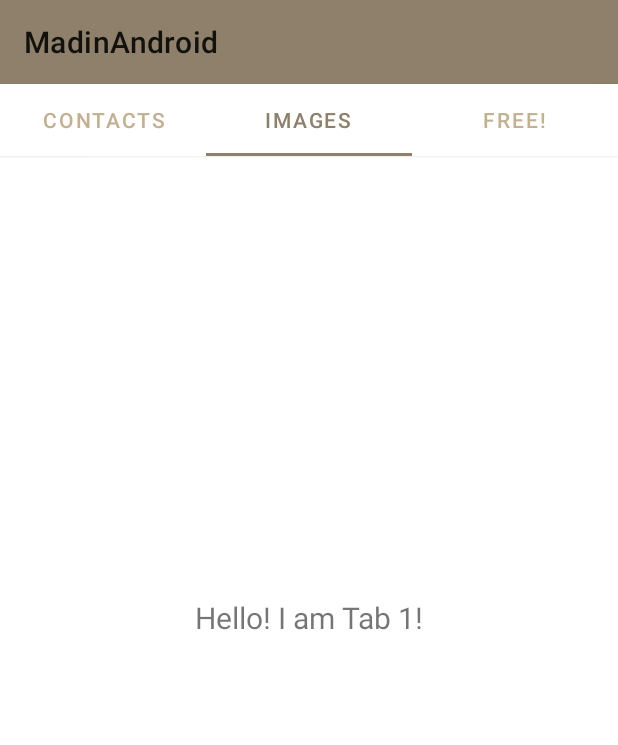
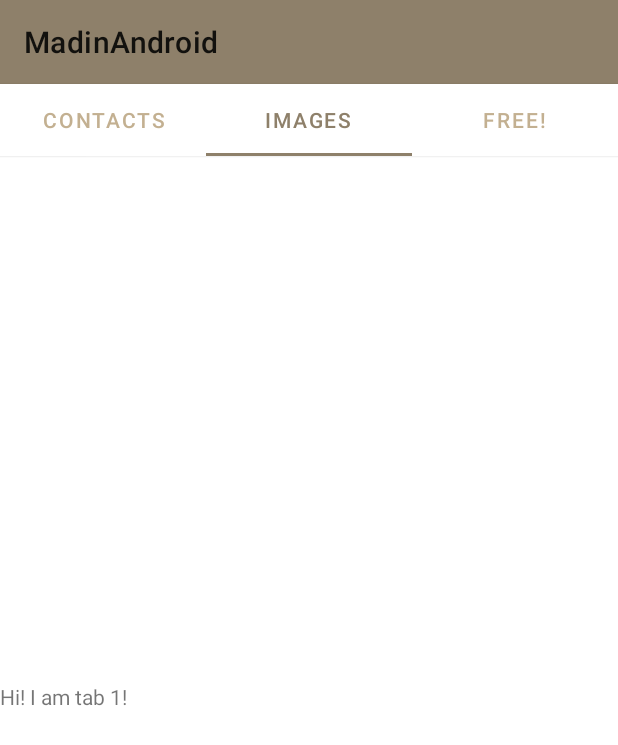
Before and after one commit to BUYA-GH/madcamp1, an Android app: the screen it shows after launch (MainActivity), tab 2 chosen, on a phone screen of 412 x 824 dp. Shown: the top 745 px of the screen. Run offline under Robolectric (Android 15) with nearby library versions, the phone set to English and light mode, and no system bars.

Commit message:
change framelayout to viewpager2

```diff
--- a/MadinAndroid/app/build.gradle
+++ b/MadinAndroid/app/build.gradle
@@ -33,6 +33,7 @@ dependencies {
     implementation 'androidx.appcompat:appcompat:1.4.0'
     implementation 'com.google.android.material:material:1.4.0'
     implementation 'androidx.constraintlayout:constraintlayout:2.1.2'
+    implementation "androidx.viewpager2:viewpager2:1.0.0"
     implementation 'com.google.android.material:material:1.4.0'
     testImplementation 'junit:junit:4.+'
     androidTestImplementation 'androidx.test.ext:junit:1.1.3'
--- a/MadinAndroid/app/src/main/java/com/example/madinandroid/Fragment0.java
+++ b/MadinAndroid/app/src/main/java/com/example/madinandroid/Fragment0.java
@@ -10,11 +10,10 @@ import androidx.annotation.Nullable;
 import androidx.fragment.app.Fragment;
 
 public class Fragment0 extends Fragment {
+
     @Nullable
     @Override
     public View onCreateView(@NonNull LayoutInflater inflater, @Nullable ViewGroup container, @Nullable Bundle savedInstanceState) {
-        ViewGroup rootView = (ViewGroup) inflater.inflate(R.layout.fragment0, container, false);
-
-        return rootView;
+        return inflater.inflate(R.layout.fragment0,container,false);
     }
 }
--- a/MadinAndroid/app/src/main/java/com/example/madinandroid/Fragment1.java
+++ b/MadinAndroid/app/src/main/java/com/example/madinandroid/Fragment1.java
@@ -10,11 +10,10 @@ import androidx.annotation.Nullable;
 import androidx.fragment.app.Fragment;
 
 public class Fragment1 extends Fragment {
+
     @Nullable
     @Override
     public View onCreateView(@NonNull LayoutInflater inflater, @Nullable ViewGroup container, @Nullable Bundle savedInstanceState) {
-        ViewGroup rootView = (ViewGroup) inflater.inflate(R.layout.fragment1, container, false);
-
-        return rootView;
+        return inflater.inflate(R.layout.fragment1,container,false);
     }
 }
--- a/MadinAndroid/app/src/main/java/com/example/madinandroid/Fragment2.java
+++ b/MadinAndroid/app/src/main/java/com/example/madinandroid/Fragment2.java
@@ -13,8 +13,6 @@ public class Fragment2 extends Fragment {
     @Nullable
     @Override
     public View onCreateView(@NonNull LayoutInflater inflater, @Nullable ViewGroup container, @Nullable Bundle savedInstanceState) {
-        ViewGroup rootView = (ViewGroup) inflater.inflate(R.layout.fragment2, container, false);
-
-        return rootView;
+        return inflater.inflate(R.layout.fragment2,container,false);
     }
 }
--- a/MadinAndroid/app/src/main/java/com/example/madinandroid/MainActivity.java
+++ b/MadinAndroid/app/src/main/java/com/example/madinandroid/MainActivity.java
@@ -3,6 +3,7 @@ package com.example.madinandroid;
 import androidx.appcompat.app.AppCompatActivity;
 import androidx.appcompat.widget.Toolbar;
 import androidx.fragment.app.Fragment;
+import androidx.viewpager2.widget.ViewPager2;
 
 import android.os.Bundle;
 
@@ -11,12 +12,10 @@ import com.google.android.material.tabs.TabLayout;
 
 public class MainActivity extends AppCompatActivity {
 
-    TabLayout tabs;
-    Toolbar toolbar;
-
-    Fragment0 fragment0;
-    Fragment1 fragment1;
-    Fragment2 fragment2;
+    private Toolbar toolbar;
+    private ViewPager2 viewPager;
+    private PagerAdapter pagerAdapter;
+    private TabLayout tabLayout;
 
     @Override
     protected void onCreate(Bundle savedInstanceState) {
@@ -26,31 +25,28 @@ public class MainActivity extends AppCompatActivity {
         toolbar = (Toolbar)findViewById(R.id.toolbar);
         setSupportActionBar(toolbar);
 
-        fragment0 = new Fragment0();
-        fragment1 = new Fragment1();
-        fragment2 = new Fragment2();
+        tabLayout = (TabLayout)findViewById(R.id.tabs);
+        tabLayout.addTab(tabLayout.newTab().setText(R.string.tab_0));
+        tabLayout.addTab(tabLayout.newTab().setText(R.string.tab_1));
+        tabLayout.addTab(tabLayout.newTab().setText(R.string.tab_2));
 
-        getSupportFragmentManager().beginTransaction().add(R.id.tabFrame, fragment0).commit();
+        viewPager = (ViewPager2)findViewById(R.id.viewPager);
+        pagerAdapter = new PagerAdapter(getSupportFragmentManager(), getLifecycle());
 
-        tabs = findViewById(R.id.tabs);
-        tabs.addTab(tabs.newTab().setText(R.string.tab_1));
-        tabs.addTab(tabs.newTab().setText(R.string.tab_2));
-        tabs.addTab(tabs.newTab().setText(R.string.tab_3));
+        pagerAdapter.addFragment(new Fragment0());
+        pagerAdapter.addFragment(new Fragment1());
+        pagerAdapter.addFragment(new Fragment2());
+        viewPager.setAdapter(pagerAdapter);
+        viewPager.setUserInputEnabled(false);
 
-        tabs.addOnTabSelectedListener(new TabLayout.OnTabSelectedListener() {
+        tabLayout.addOnTabSelectedListener(new TabLayout.OnTabSelectedListener() {
             @Override
             public void onTabSelected(TabLayout.Tab tab) {
                 int position = tab.getPosition();
-                Fragment selected = null;
-                if (position == 0)
-                    selected = fragment0;
-                else if (position == 1)
-                    selected = fragment1;
-                else if (position == 2)
-                    selected = fragment2;
-                getSupportFragmentManager().beginTransaction().replace(R.id.tabFrame, selected).commit();
+                if (position >= 0 && position <= 2) {
+                    viewPager.setCurrentItem(position);
+                }
             }
-
             @Override
             public void onTabUnselected(TabLayout.Tab tab) {
 
@@ -61,6 +57,5 @@ public class MainActivity extends AppCompatActivity {
 
             }
         });
-
     }
 }
--- /dev/null
+++ b/MadinAndroid/app/src/main/java/com/example/madinandroid/PagerAdapter.java
@@ -0,0 +1,33 @@
+package com.example.madinandroid;
+
+import androidx.annotation.NonNull;
+import androidx.fragment.app.Fragment;
+import androidx.fragment.app.FragmentManager;
+import androidx.lifecycle.Lifecycle;
+import androidx.viewpager2.adapter.FragmentStateAdapter;
+
+import java.util.ArrayList;
+import java.util.List;
+
+public class PagerAdapter extends FragmentStateAdapter {
+    List<Fragment> fragments = new ArrayList<>();
+
+    public PagerAdapter(@NonNull FragmentManager fragmentManager, @NonNull Lifecycle lifecycle) {
+        super(fragmentManager, lifecycle);
+    }
+
+    public void addFragment(Fragment fragment) {
+        fragments.add(fragment);
+    }
+
+    @NonNull
+    @Override
+    public Fragment createFragment(int position) {
+        return fragments.get(position);
+    }
+
+    @Override
+    public int getItemCount() {
+        return fragments.size();
+    }
+}
--- a/MadinAndroid/app/src/main/res/layout/activity_main.xml
+++ b/MadinAndroid/app/src/main/res/layout/activity_main.xml
@@ -1,5 +1,6 @@
 <?xml version="1.0" encoding="utf-8"?>
-<androidx.constraintlayout.widget.ConstraintLayout xmlns:android="http://schemas.android.com/apk/res/android"
+<androidx.constraintlayout.widget.ConstraintLayout
+    xmlns:android="http://schemas.android.com/apk/res/android"
     xmlns:app="http://schemas.android.com/apk/res-auto"
     xmlns:tools="http://schemas.android.com/tools"
     android:layout_width="match_parent"
@@ -8,8 +9,7 @@
 
     <include
         layout="@layout/toolbar"
-        android:id="@+id/toolbar">
-    </include>
+        android:id="@+id/toolbar"/>
 
     <com.google.android.material.tabs.TabLayout
         android:id="@+id/tabs"
@@ -20,15 +20,13 @@
         app:tabGravity="fill"
         app:tabTextColor="@color/themes_600"
         app:tabSelectedTextColor="@color/themes_800"
-        app:layout_constraintTop_toBottomOf="@+id/toolbar">
+        app:layout_constraintTop_toBottomOf="@+id/toolbar"/>
 
-    </com.google.android.material.tabs.TabLayout>
-
-    <FrameLayout
-        android:id="@+id/tabFrame"
+    <androidx.viewpager2.widget.ViewPager2
         android:layout_width="match_parent"
-        android:layout_height="match_parent"
-        android:layout_below="@id/tabs">
-    </FrameLayout>
+        android:layout_height="wrap_content"
+        android:id="@+id/viewPager"
+        app:layout_constraintTop_toBottomOf="@id/tabs"
+        app:layout_constraintBottom_toBottomOf="parent"/>
 
 </androidx.constraintlayout.widget.ConstraintLayout>
--- a/MadinAndroid/app/src/main/res/layout/fragment0.xml
+++ b/MadinAndroid/app/src/main/res/layout/fragment0.xml
@@ -1,14 +1,16 @@
 <?xml version="1.0" encoding="utf-8"?>
 <androidx.constraintlayout.widget.ConstraintLayout
-    xmlns:android="http://schemas.android.com/apk/res/android" android:layout_width="match_parent"
+    xmlns:android="http://schemas.android.com/apk/res/android"
+    xmlns:app="http://schemas.android.com/apk/res-auto"
+    xmlns:tools="http://schemas.android.com/tools"
+    android:layout_width="match_parent"
     android:layout_height="match_parent">
 
     <TextView
         android:layout_width="match_parent"
-        android:layout_height="match_parent"
-        android:gravity="center"
-        android:textSize="20sp"
-        android:text="Hello! I am Tab 0!"/>
+        android:layout_height="wrap_content"
+        android:text="Hi! I am tab 0!"
+        app:layout_constraintTop_toTopOf="parent"/>
 
 
 </androidx.constraintlayout.widget.ConstraintLayout>
--- a/MadinAndroid/app/src/main/res/layout/fragment1.xml
+++ b/MadinAndroid/app/src/main/res/layout/fragment1.xml
@@ -1,13 +1,15 @@
 <?xml version="1.0" encoding="utf-8"?>
 <androidx.constraintlayout.widget.ConstraintLayout
-    xmlns:android="http://schemas.android.com/apk/res/android" android:layout_width="match_parent"
+    xmlns:android="http://schemas.android.com/apk/res/android"
+    xmlns:app="http://schemas.android.com/apk/res-auto"
+    xmlns:tools="http://schemas.android.com/tools"
+    android:layout_width="match_parent"
     android:layout_height="match_parent">
 
     <TextView
         android:layout_width="match_parent"
-        android:layout_height="match_parent"
-        android:gravity="center"
-        android:textSize="20sp"
-        android:text="Hello! I am Tab 1!"/>
+        android:layout_height="wrap_content"
+        android:text="Hi! I am tab 1!"
+        app:layout_constraintTop_toTopOf="parent"/>
 
 </androidx.constraintlayout.widget.ConstraintLayout>
--- a/MadinAndroid/app/src/main/res/layout/fragment2.xml
+++ b/MadinAndroid/app/src/main/res/layout/fragment2.xml
@@ -1,13 +1,15 @@
 <?xml version="1.0" encoding="utf-8"?>
 <androidx.constraintlayout.widget.ConstraintLayout
-    xmlns:android="http://schemas.android.com/apk/res/android" android:layout_width="match_parent"
+    xmlns:android="http://schemas.android.com/apk/res/android"
+    xmlns:app="http://schemas.android.com/apk/res-auto"
+    xmlns:tools="http://schemas.android.com/tools"
+    android:layout_width="match_parent"
     android:layout_height="match_parent">
 
     <TextView
         android:layout_width="match_parent"
-        android:layout_height="match_parent"
-        android:gravity="center"
-        android:textSize="20sp"
-        android:text="Hello! I am Tab 2!"/>
+        android:layout_height="wrap_content"
+        android:text="Hi! I am tab 2!"
+        app:layout_constraintTop_toTopOf="parent"/>
 
 </androidx.constraintlayout.widget.ConstraintLayout>
--- a/MadinAndroid/app/src/main/res/values/strings.xml
+++ b/MadinAndroid/app/src/main/res/values/strings.xml
@@ -1,6 +1,6 @@
 <resources>
     <string name="app_name">MadinAndroid</string>
-    <string name="tab_1">Contacts</string>
-    <string name="tab_2">Images</string>
-    <string name="tab_3">Free!</string>
+    <string name="tab_0">Contacts</string>
+    <string name="tab_1">Images</string>
+    <string name="tab_2">Free!</string>
 </resources>
```
